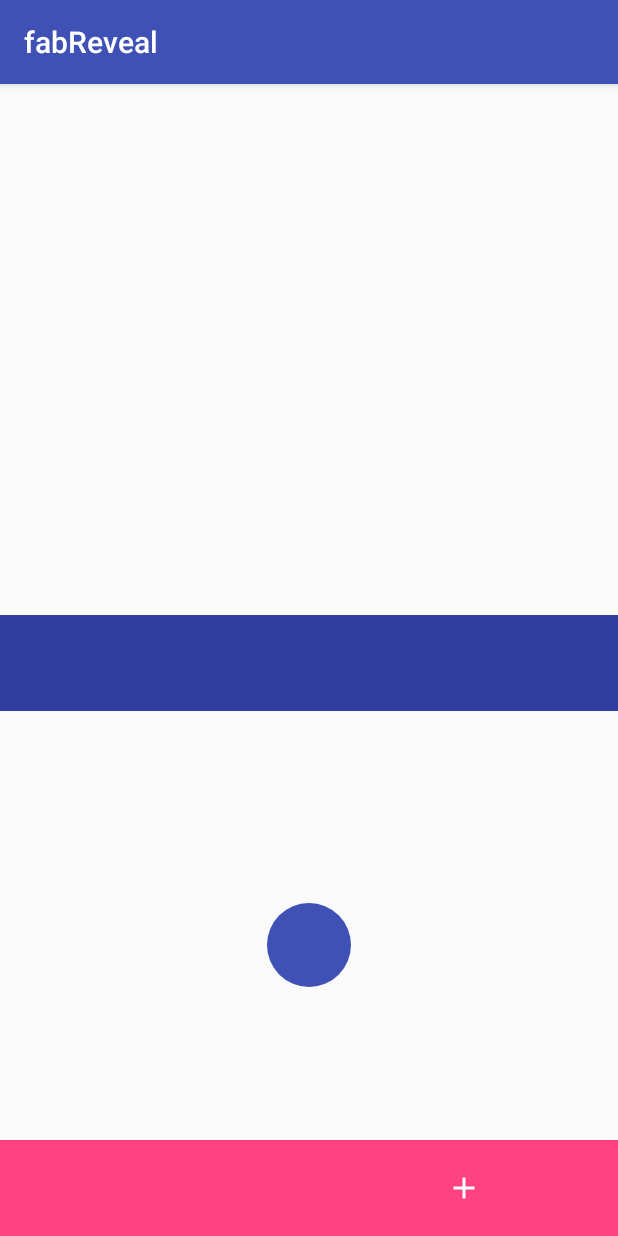
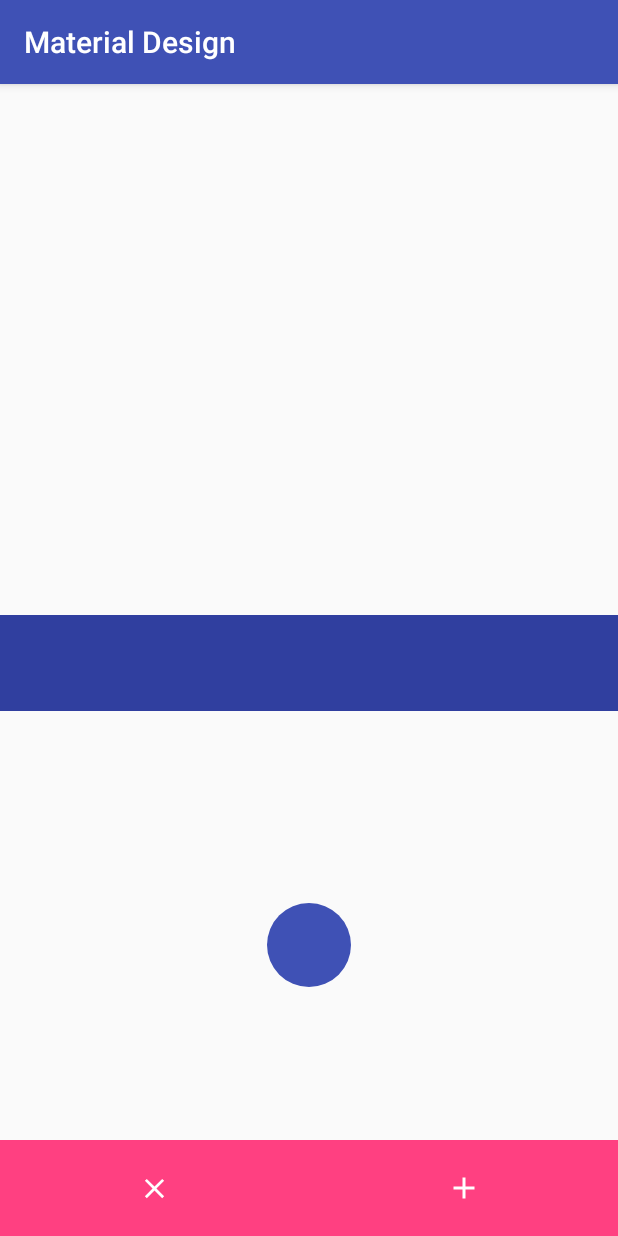
Before and after one commit to smithshelke/MaterialAnimations, an Android app: the screen it shows after launch (MainActivity), after a tap on an icon or button, on a phone screen of 412 x 824 dp. Run offline under Robolectric (Android 15) with nearby library versions, the phone set to English and light mode, and no system bars.

Commit message:
Recycler view added

```diff
--- a/app/src/main/java/com/example/smith/fabreveal/MainActivity.java
+++ b/app/src/main/java/com/example/smith/fabreveal/MainActivity.java
@@ -8,6 +8,7 @@ import android.content.res.ColorStateList;
 import android.content.res.Resources;
 import android.graphics.Color;
 import android.os.Handler;
+import android.support.design.widget.CoordinatorLayout;
 import android.support.design.widget.FloatingActionButton;
 import android.support.v4.content.ContextCompat;
 import android.support.v7.app.AppCompatActivity;
@@ -32,7 +33,8 @@ public class MainActivity extends AppCompatActivity {
     FloatingActionButton fab;
     DisplayMetrics dp;
     View reveal, topPanel;
-    ImageView addButton;
+    ImageView addButton, cancelButton;
+    CoordinatorLayout mCoordinatorLayout;
     LinearLayout bottomSheet;
     boolean isCancel;
     float finalX, finalY, startX, startY;
@@ -45,12 +47,15 @@ public class MainActivity extends AppCompatActivity {
         topPanel = findViewById(R.id.topPanel);
         bottomSheet = (LinearLayout) findViewById(R.id.bottom_sheet);
         addButton = (ImageView) findViewById(R.id.addButton);
+        cancelButton = (ImageView) findViewById(R.id.cancelButton);
         fab = (FloatingActionButton) findViewById(R.id.fab);
         dp = getResources().getDisplayMetrics();
         finalX = dp.widthPixels / 2 - (dp.density * 56) / 2;
         finalY = dp.heightPixels - dp.density * 250 - (dp.density * 56) / 2;
     }
 
+
+    //-----------fab and animations--------------
     public void animate(final View view) {
         if (!isCancel) {
             isCancel = true;
@@ -96,7 +101,13 @@ public class MainActivity extends AppCompatActivity {
                                     .x(dp.widthPixels / 2 + dp.widthPixels / 4 - dp.density * 56 / 2)
                                     .setDuration(300)
                                     .start();
-
+                            cancelButton.setImageResource(R.drawable.ic_close_black_24dp);
+                            cancelButton.setX(-500);
+                            // cancelButton.animate();
+                            cancelButton.animate()
+                                    .x(0)
+                                    .setDuration(300)
+                                    .start();
                         }
                     }, 200);
                     new Handler().postDelayed(new Runnable() {
@@ -145,6 +156,8 @@ public class MainActivity extends AppCompatActivity {
         isCancel = false;
         bottomSheet.setVisibility(View.INVISIBLE);
         addButton.setImageResource(0);
+        fab.setVisibility(VISIBLE);
+
         // reveal.setBackgroundColor(getResources().getColor(R.color.colorAccent));
         fab.animate()
                 .x(dp.widthPixels / 2 - dp.density * 56 / 2)
@@ -165,7 +178,6 @@ public class MainActivity extends AppCompatActivity {
                         reveal.setVisibility(View.INVISIBLE);
                         //  fab.setX(finalX);
                         // fab.setY(finalY);
-                        fab.setVisibility(VISIBLE);
                         fab.setBackgroundTintList(ColorStateList.valueOf(ContextCompat.getColor(MainActivity.this, R.color.colorPrimary)));
                         fab.setElevation(dp.density * 4);
                         fab.animate().rotationBy(360).setDuration(1000).start();
--- /dev/null
+++ b/app/src/main/res/drawable/ic_close_black_24dp.xml
@@ -0,0 +1,9 @@
+<vector xmlns:android="http://schemas.android.com/apk/res/android"
+    android:width="22dp"
+    android:height="22dp"
+    android:viewportWidth="24.0"
+    android:viewportHeight="24.0">
+    <path
+        android:fillColor="#fff"
+        android:pathData="M19,6.41L17.59,5 12,10.59 6.41,5 5,6.41 10.59,12 5,17.59 6.41,19 12,13.41 17.59,19 19,17.59 13.41,12z" />
+</vector>
--- /dev/null
+++ b/app/src/main/res/drawable/ripple.xml
@@ -0,0 +1,7 @@
+<?xml version="1.0" encoding="utf-8"?>
+<ripple xmlns:android="http://schemas.android.com/apk/res/android"
+    android:color="@android:color/white">
+    <item>
+        <color android:color="@color/colorAccent" />
+    </item>
+</ripple>
--- a/app/src/main/res/layout/activity_main.xml
+++ b/app/src/main/res/layout/activity_main.xml
@@ -1,72 +1,18 @@
 <?xml version="1.0" encoding="utf-8"?>
-<RelativeLayout xmlns:android="http://schemas.android.com/apk/res/android"
+<android.support.design.widget.CoordinatorLayout xmlns:android="http://schemas.android.com/apk/res/android"
     xmlns:app="http://schemas.android.com/apk/res-auto"
     xmlns:tools="http://schemas.android.com/tools"
     android:layout_width="match_parent"
     android:layout_height="match_parent"
-    tools:context="com.example.smith.fabreveal.MainActivity">
+    tools:context="com.example.smith.fabreveal.MainActivity"
+    android:id="@+id/coordinator">
 
-    <View
-        android:id="@+id/topPanel"
+    <android.support.v7.widget.RecyclerView
         android:layout_width="match_parent"
-        android:layout_height="64dp"
-        android:layout_above="@+id/reveal"
-        android:background="@color/colorPrimaryDark"
-        android:transformPivotY="64dp"
-        android:visibility="invisible" />
+        android:layout_height="match_parent">
 
-    <View
-        android:id="@+id/reveal"
-        android:layout_width="match_parent"
-        android:layout_height="350dp"
-        android:layout_alignParentBottom="true"
-        android:background="@color/colorAccent"
-        android:visibility="invisible" />
-    <!--  <View
-          android:onClick="hideViews"
-          android:id="@+id/bottom_sheet"
-          android:visibility="invisible"
-          android:alpha="0"
-          android:background="@color/colorAccent"
-          android:layout_width="match_parent"
-          android:layout_height="64dp"
-          android:layout_alignParentBottom="true"/>-->
+    </android.support.v7.widget.RecyclerView>
 
-    <LinearLayout
-        android:id="@+id/bottom_sheet"
-        android:layout_width="match_parent"
-        android:layout_height="64dp"
-        android:layout_alignParentBottom="true"
-        android:background="@color/colorAccent"
-        android:visibility="invisible">
+    <include layout="@layout/animation_layout" />
 
-        <ImageView
-            android:id="@+id/cancelButton"
-            android:layout_width="0dp"
-            android:layout_height="match_parent"
-            android:layout_weight="1" />
-
-        <ImageView
-            android:id="@+id/addButton"
-            android:layout_width="0dp"
-            android:layout_height="match_parent"
-            android:layout_weight="1"
-            android:onClick="hideViews"
-            android:scaleType="center" />
-    </LinearLayout>
-
-
-    <android.support.design.widget.FloatingActionButton
-        android:id="@+id/fab"
-        android:layout_width="wrap_content"
-        android:layout_height="wrap_content"
-        android:layout_alignParentBottom="true"
-        android:layout_alignParentEnd="true"
-        android:layout_margin="16dp"
-        android:onClick="animate"
-        android:src="@drawable/ic_add_black_24dp"
-        app:backgroundTint="@color/colorPrimary"
-        app:borderWidth="0dp"
-        app:fabSize="normal" />
-
-</RelativeLayout>
+</android.support.design.widget.CoordinatorLayout>
--- /dev/null
+++ b/app/src/main/res/layout/animation_layout.xml
@@ -0,0 +1,80 @@
+<?xml version="1.0" encoding="utf-8"?>
+<RelativeLayout xmlns:android="http://schemas.android.com/apk/res/android"
+    android:layout_width="match_parent"
+    android:layout_height="match_parent"
+    xmlns:app="http://schemas.android.com/apk/res-auto">
+
+    <FrameLayout
+        android:id="@+id/topPanel"
+        android:layout_width="match_parent"
+        android:layout_height="64dp"
+        android:layout_above="@+id/reveal"
+        android:background="@color/colorPrimaryDark"
+        android:transformPivotY="64dp"
+        android:visibility="invisible" />
+
+    <RelativeLayout
+        android:id="@+id/reveal"
+        android:layout_width="match_parent"
+        android:layout_height="350dp"
+        android:layout_alignParentBottom="true"
+        android:background="@color/colorAccent"
+        android:visibility="invisible" />
+    <!--  <View
+          android:onClick="hideViews"
+          android:id="@+id/bottom_sheet"
+          android:visibility="invisible"
+          android:alpha="0"
+          android:background="@color/colorAccent"
+          android:layout_width="match_parent"
+          android:layout_height="64dp"
+          android:layout_alignParentBottom="true"/>-->
+
+    <LinearLayout
+        android:id="@+id/bottom_sheet"
+        android:layout_width="match_parent"
+        android:layout_height="64dp"
+        android:layout_alignParentBottom="true"
+        android:background="@color/colorAccent"
+        android:visibility="invisible">
+
+        <ImageView
+            android:id="@+id/cancelButton"
+            android:layout_width="0dp"
+            android:layout_height="match_parent"
+            android:layout_weight="1"
+            android:background="@drawable/ripple"
+            android:clickable="true"
+            android:focusable="true"
+            android:scaleType="center" />
+
+        <ImageView
+            android:id="@+id/addButton"
+            android:layout_width="0dp"
+            android:layout_height="match_parent"
+            android:layout_weight="1"
+            android:background="@drawable/ripple"
+            android:clickable="true"
+            android:focusable="true"
+            android:onClick="hideViews"
+            android:scaleType="center" />
+    </LinearLayout>
+
+
+    <android.support.design.widget.FloatingActionButton
+        android:id="@+id/fab"
+        android:layout_width="wrap_content"
+        android:layout_height="wrap_content"
+        android:layout_alignParentBottom="true"
+        android:layout_alignParentEnd="true"
+        android:layout_margin="16dp"
+        android:clickable="true"
+        android:focusable="true"
+        android:onClick="animate"
+        android:src="@drawable/ic_add_black_24dp"
+        app:backgroundTint="@color/colorPrimary"
+        app:borderWidth="0dp"
+        app:fabSize="normal"
+        app:rippleColor="@android:color/white" />
+
+</RelativeLayout>
--- /dev/null
+++ b/app/src/main/res/layout/view_recycler.xml
@@ -0,0 +1,7 @@
+<?xml version="1.0" encoding="utf-8"?>
+<LinearLayout xmlns:android="http://schemas.android.com/apk/res/android"
+    android:orientation="vertical"
+    android:layout_width="match_parent"
+    android:layout_height="match_parent">
+
+</LinearLayout>
--- a/app/src/main/res/values/strings.xml
+++ b/app/src/main/res/values/strings.xml
@@ -1,3 +1,3 @@
 <resources>
-    <string name="app_name">fabReveal</string>
+    <string name="app_name">Material Design</string>
 </resources>
```
